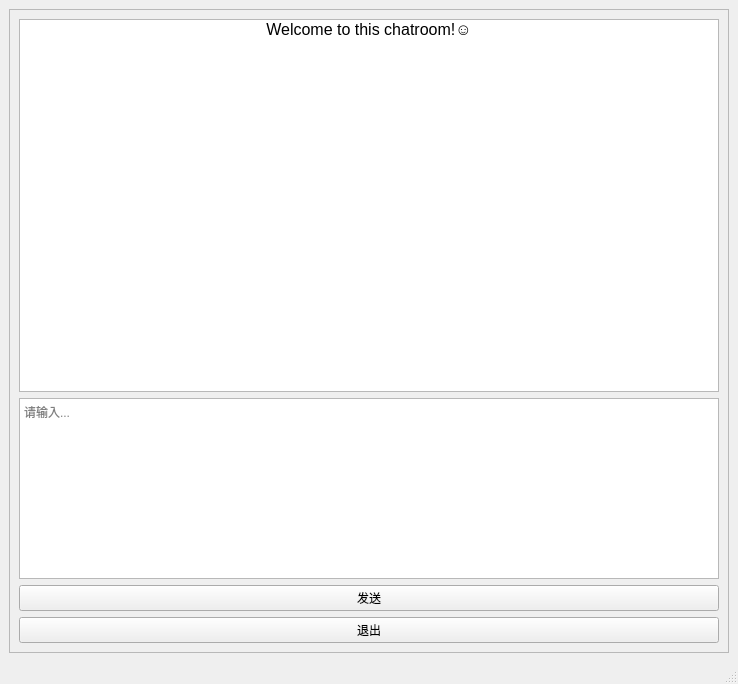
Before: the Qt Designer form qt/client.ui in kevin2li/network-programming-curriculum-project, drawn with Qt 5.
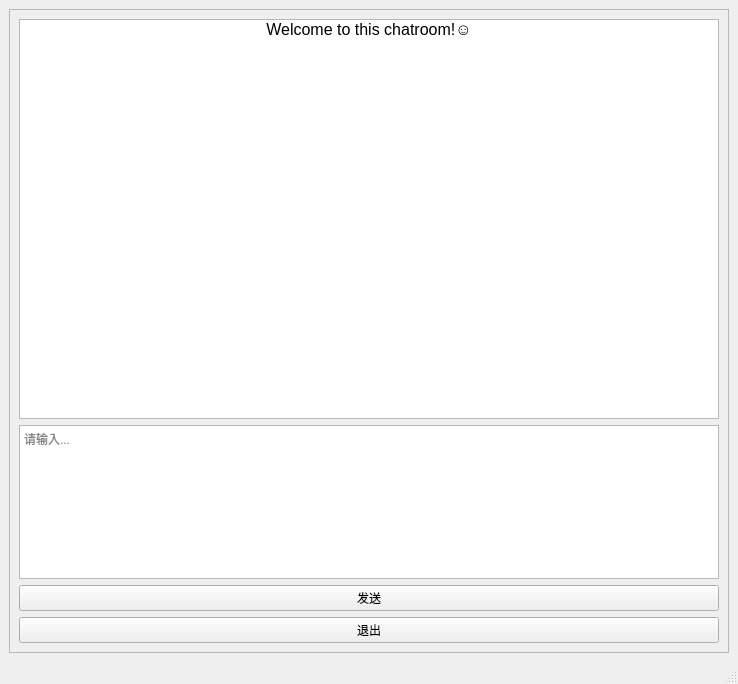
After: the same form once the commit is applied.

```diff
--- a/qt/client.ui
+++ b/qt/client.ui
@@ -26,14 +26,26 @@
       <layout class="QVBoxLayout" name="verticalLayout_2">
        <item>
         <widget class="QListWidget" name="listWidget">
+         <property name="sizePolicy">
+          <sizepolicy hsizetype="Expanding" vsizetype="Expanding">
+           <horstretch>0</horstretch>
+           <verstretch>0</verstretch>
+          </sizepolicy>
+         </property>
          <property name="minimumSize">
           <size>
            <width>0</width>
-           <height>373</height>
+           <height>400</height>
           </size>
          </property>
          <property name="horizontalScrollBarPolicy">
-          <enum>Qt::ScrollBarAlwaysOff</enum>
+          <enum>Qt::ScrollBarAsNeeded</enum>
+         </property>
+         <property name="sizeAdjustPolicy">
+          <enum>QAbstractScrollArea::AdjustIgnored</enum>
+         </property>
+         <property name="wordWrap">
+          <bool>true</bool>
          </property>
          <item>
           <property name="text">
```
